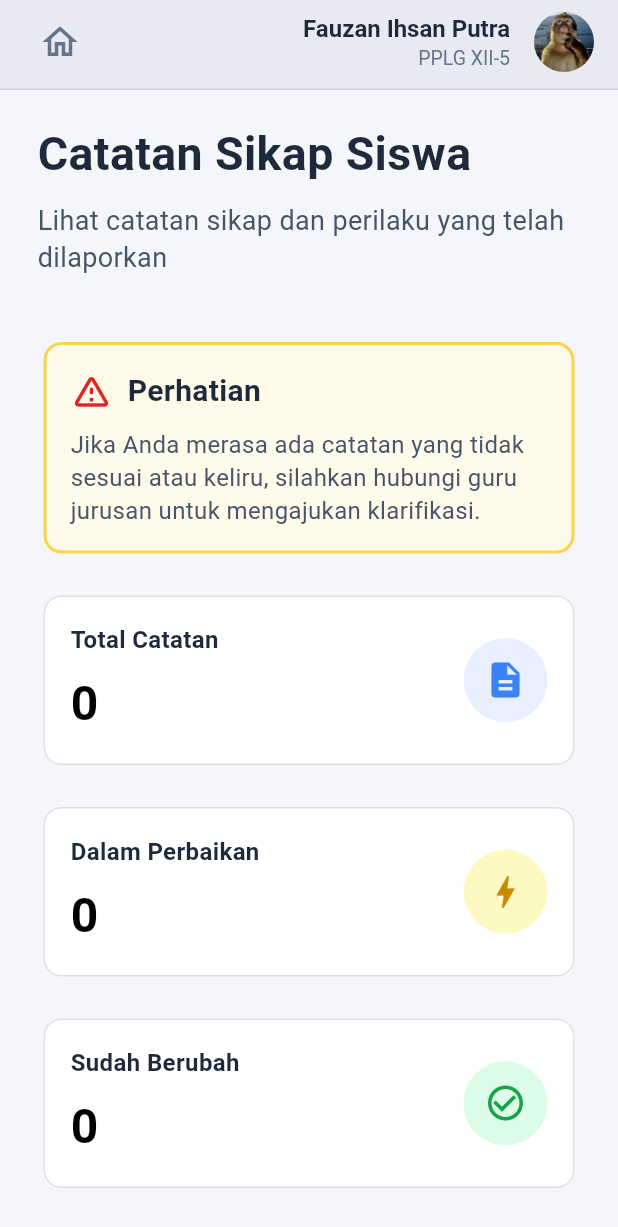
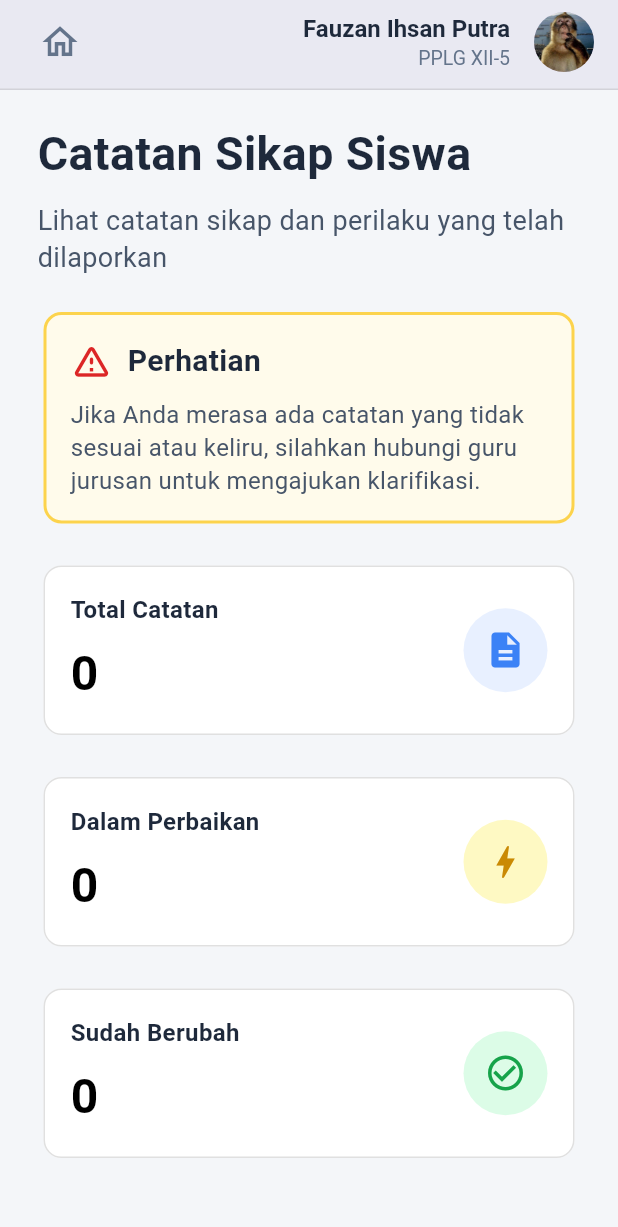
Before and after one commit to MumtazSupian/SiData, a Flutter app: the screen it shows after launch, on a phone screen of 412 x 824 dp. Shown: the top 1227 px of the screen. Run offline on Flutter 3.47's test engine with Material 3 defaults, Android fonts, the phone set to English and light mode, and no system bars; our stand-ins replace font_awesome_flutter, google_fonts.

Commit message:
change height SizedBox value

```diff
--- a/lib/student_behavior.dart
+++ b/lib/student_behavior.dart
@@ -33,7 +33,7 @@ class StudentBehavior extends StatelessWidget {
               ),
             ),
 
-            SizedBox(height: 40),
+            SizedBox(height: 20),
 
             Card(
               elevation: 0,
```
